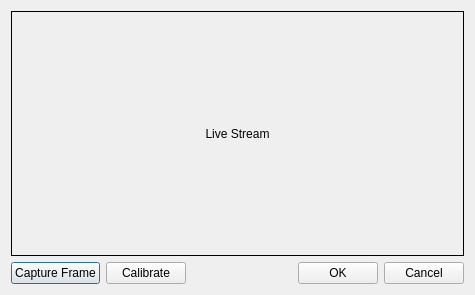
This is qadditem.ui in Mike335207/qtsizeanalyzer as Qt 5 draws it before an edit. The edited form follows.
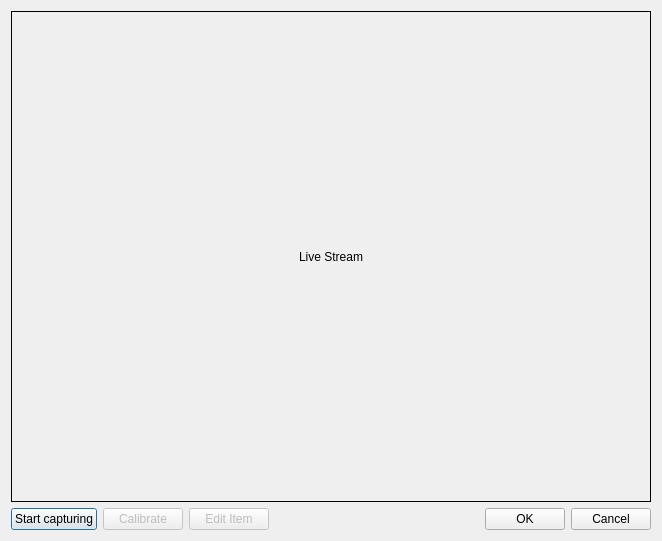
This is the edited form. Custom widgets are drawn as their Qt base class.

```diff
--- a/qadditem.ui
+++ b/qadditem.ui
@@ -9,8 +9,8 @@
    <rect>
     <x>0</x>
     <y>0</y>
-    <width>475</width>
-    <height>295</height>
+    <width>658</width>
+    <height>541</height>
    </rect>
   </property>
   <property name="windowTitle">
@@ -21,8 +21,8 @@
     <widget class="QDisplayLabel" name="lb_liveStream">
      <property name="minimumSize">
       <size>
-       <width>320</width>
-       <height>240</height>
+       <width>640</width>
+       <height>490</height>
       </size>
      </property>
      <property name="frameShape">
@@ -41,17 +41,30 @@
      <item>
       <widget class="QPushButton" name="pb_getFrame">
        <property name="text">
-        <string>Capture Frame</string>
+        <string>Start capturing</string>
        </property>
       </widget>
      </item>
      <item>
       <widget class="QPushButton" name="pb_calibrate">
+       <property name="enabled">
+        <bool>false</bool>
+       </property>
        <property name="text">
         <string>Calibrate</string>
        </property>
       </widget>
      </item>
+     <item>
+      <widget class="QPushButton" name="pb_editItem">
+       <property name="enabled">
+        <bool>false</bool>
+       </property>
+       <property name="text">
+        <string>Edit Item</string>
+       </property>
+      </widget>
+     </item>
      <item>
       <spacer name="horizontalSpacer">
        <property name="orientation">
```
